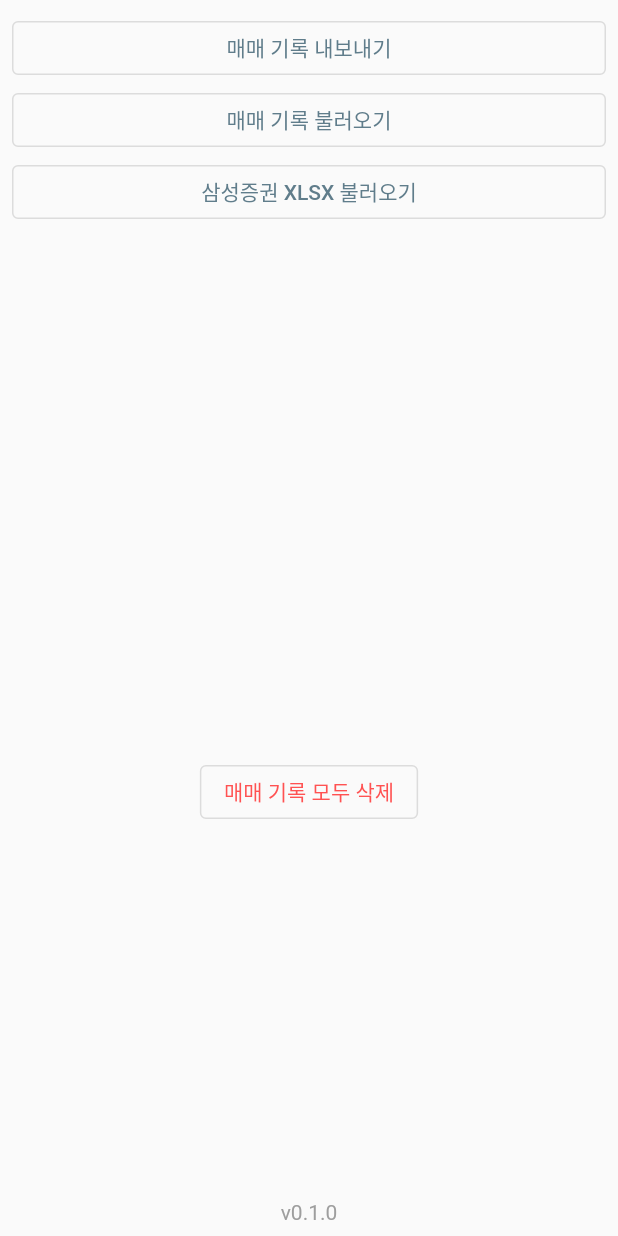
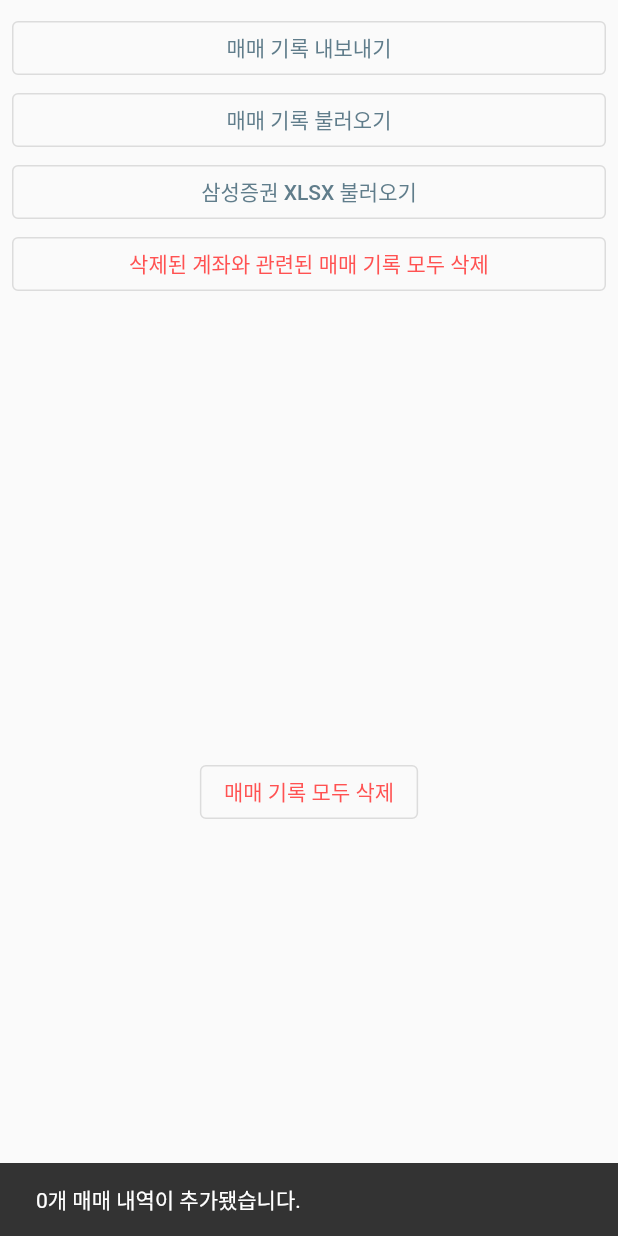
Before and after one commit to gasbank/lonely, a Flutter app: the SettingsWidget widget shown alone on an empty page, opened directly, after a tap on "삼성증권 XLSX 불러오기", on a phone screen of 412 x 824 dp. Run offline on Flutter 3.47's test engine with Material 2 defaults, Android fonts, the phone set to English and light mode, and no system bars; our stand-ins replace data_table_2, file_picker, share_plus, sqflite, sqflite_common_ffi; missing offline and left inert: excel; accounts and stored records are empty; network calls fail.

Commit message:
XLSX 불러온 항목은 매번 새 계좌 만들어서 추가하기 / 삭제된 계좌와 관련된 매매 기록 일괄 삭제 기능 추가

```diff
--- a/lib/settings_widget.dart
+++ b/lib/settings_widget.dart
@@ -42,6 +42,15 @@ class _SettingsWidgetState extends State<SettingsWidget> {
                       onPressed: () => onImportSs(context, model),
                       child: const Text('삼성증권 XLSX 불러오기'),
                     ),
+                    OutlinedButton(
+                      onPressed: () async =>
+                          await onRemoveTransactionWhereNullAccountId(
+                              context, model),
+                      child: const Text(
+                        '삭제된 계좌와 관련된 매매 기록 모두 삭제',
+                        style: TextStyle(color: Colors.redAccent),
+                      ),
+                    ),
                   ],
                 ),
               ),
@@ -72,9 +81,14 @@ class _SettingsWidgetState extends State<SettingsWidget> {
 
     onImportSsXlsx(model, (progress) {
       if (onSetState != null) {
-        onSetState!('삼성증권 XLSX 불러오는 중... ${(100 * progress).toStringAsFixed(1)}%');
+        onSetState!(
+            '삼성증권 XLSX 불러오는 중... ${(100 * progress).toStringAsFixed(1)}%');
       }
-    }).then((value) => Navigator.pop(context), onError: (err) {
+    }).then((value) {
+      Navigator.pop(context);
+
+      _showSimpleText('$value개 매매 내역이 추가됐습니다.');
+    }, onError: (err) {
       if (onSetState != null) {
         if (err != null) {
           onSetState!(err.toString());
@@ -153,7 +167,15 @@ class _SettingsWidgetState extends State<SettingsWidget> {
         barrierDismissible: true);
   }
 
-  Future<void> onImportSsXlsx(
+  void _showSimpleText(String msg) {
+    ScaffoldMessenger.of(context)
+        .hideCurrentSnackBar(reason: SnackBarClosedReason.action);
+    ScaffoldMessenger.of(context).showSnackBar(SnackBar(
+      content: Text(msg),
+    ));
+  }
+
+  Future<int> onImportSsXlsx(
     LonelyModel model,
     Function(double progress) onProgress,
   ) async {
@@ -167,13 +189,17 @@ class _SettingsWidgetState extends State<SettingsWidget> {
       }
 
       // XLSX 파일 하나 당 하나의 계좌인 것으로 가정
-      const accountId = 1;
+      final accountId = await model.addAccount('삼성 XLSX');
+      if (accountId == null) {
+        _showSimpleText('먼저 \'삼성증권 XLSX\' 계좌명을 변경하세요.');
+        return 0;
+      }
 
       final importer = Importer();
 
       await importer.loadSheet(file);
 
-      await importer.execute(
+      final insertedCount = await importer.execute(
         accountId,
         model.stockTxtLoader,
         (progress, transaction) async {
@@ -220,8 +246,11 @@ class _SettingsWidgetState extends State<SettingsWidget> {
           onProgress(progress);
         },
       );
+
+      return insertedCount;
     } else {
       // User canceled the picker
+      return 0;
     }
   }
 
@@ -242,4 +271,32 @@ class _SettingsWidgetState extends State<SettingsWidget> {
   Future<void> onExportDatabase() async {
     Share.shareXFiles([XFile(await getDbPath())]);
   }
+
+  Future<void> onRemoveTransactionWhereNullAccountId(
+    BuildContext context,
+    LonelyModel model,
+  ) async {
+    showDialog(
+        context: context,
+        builder: (context) => AlertDialog(
+              title: const Text('경고'),
+              content: const Text('삭제된 계좌와 관련된 매매 기록이 모두 삭제됩니다.'),
+              actions: [
+                TextButton(
+                  onPressed: () => Navigator.pop(context, 'Cancel'),
+                  child: const Text('취소'),
+                ),
+                TextButton(
+                  onPressed: () async {
+                    Navigator.pop(context, 'OK');
+                    final count =
+                        await model.removeTransactionWhereNullAccountId();
+                    _showSimpleText('매매 기록 $count개 삭제되었습니다.');
+                  },
+                  child: const Text('모두 삭제'),
+                ),
+              ],
+            ),
+        barrierDismissible: true);
+  }
 }
```
Also changed, not shown: lib/database.dart (+8 -0 lines), lib/excel_importer.dart (+13 -1 lines), lib/lonely_model.dart (+8 -0 lines).
